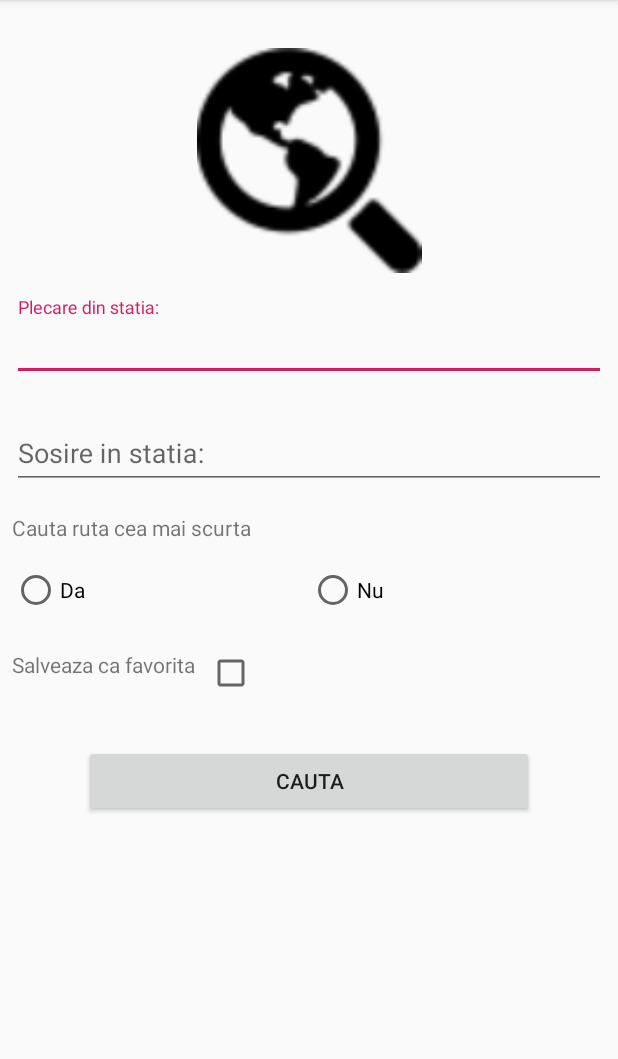
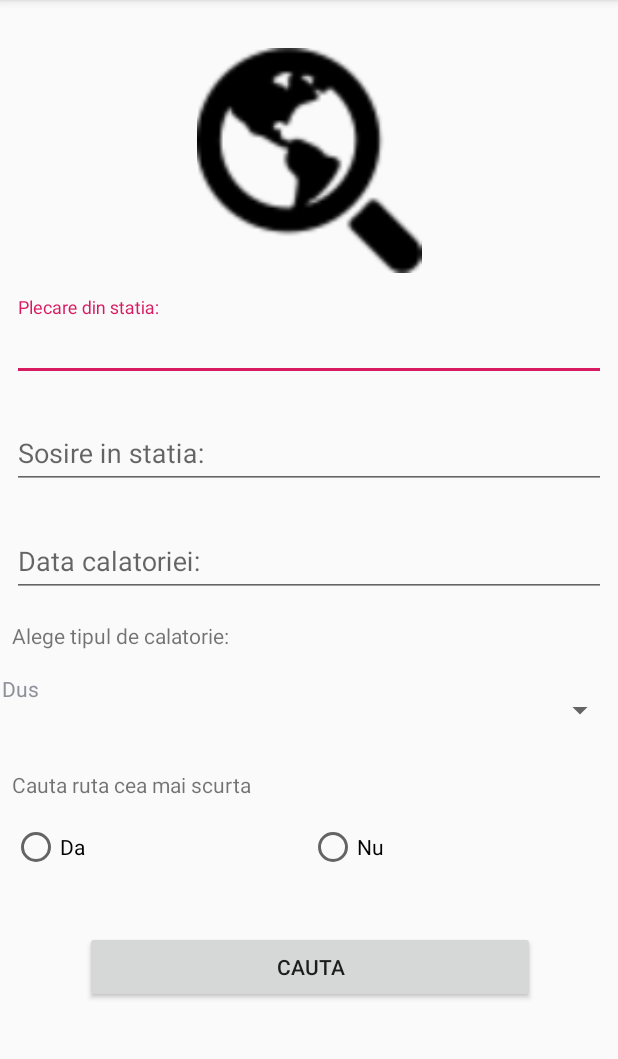
Before and after one commit to alexandradumitru22/Subway_Route, an Android app: the SearchRouteActivity screen opened directly, with no data from a screen before it, on a phone screen of 412 x 824 dp, the part 84-1143 px from its top. Run offline under Robolectric (Android 15) with nearby library versions, the phone set to English and light mode, and no system bars.

Commit message:
Route + Search Route ok
6-6 poarta-n casa

```diff
--- /dev/null
+++ b/app/src/main/java/eu/ase/ro/dam/subway_route/util_interface/Const.java
@@ -0,0 +1,7 @@
+package eu.ase.ro.dam.subway_route.util_interface;
+
+public interface Const {
+    int SEARCH_ROUTE_CODE = 1;
+    String SEARCH_ROUTE_KEY = "searchRoute";
+    String ROUTES_KEY = "myroutes";
+}
--- a/app/src/main/res/layout/activity_search_route.xml
+++ b/app/src/main/res/layout/activity_search_route.xml
@@ -8,6 +8,8 @@
     <androidx.constraintlayout.widget.ConstraintLayout
         android:layout_width="match_parent"
         android:layout_height="wrap_content"
+        app:layout_constraintBottom_toBottomOf="@+id/search_route_til_to"
+        app:layout_constraintTop_toBottomOf="@+id/search_route_til_to"
         tools:context=".SearchRouteActivity">
 
         <ImageView
@@ -96,29 +98,19 @@
         </RadioGroup>
 
         <TextView
-            android:id="@+id/search_route_tv_save"
+            android:id="@+id/search_route_tv_type"
             android:layout_width="wrap_content"
             android:layout_height="wrap_content"
             android:layout_marginStart="8dp"
             android:layout_marginLeft="8dp"
             android:layout_marginTop="16dp"
-            android:text="Salveaza ca favorita"
-            app:layout_constraintStart_toStartOf="parent"
-            app:layout_constraintTop_toBottomOf="@+id/search_route_rg_shortest_route" />
-
-        <CheckBox
-            android:id="@+id/search_route_cb_save"
-            android:layout_width="wrap_content"
-            android:layout_height="wrap_content"
-            android:layout_marginStart="8dp"
-            android:layout_marginLeft="8dp"
-            android:layout_marginTop="15dp"
-            android:layout_marginEnd="32dp"
-            android:layout_marginRight="32dp"
+            android:layout_marginEnd="8dp"
+            android:layout_marginRight="8dp"
+            android:text="Alege tipul de calatorie:"
             app:layout_constraintEnd_toEndOf="parent"
             app:layout_constraintHorizontal_bias="0.0"
-            app:layout_constraintStart_toEndOf="@+id/search_route_tv_save"
-            app:layout_constraintTop_toBottomOf="@+id/search_route_rg_shortest_route" />
+            app:layout_constraintStart_toStartOf="parent"
+            app:layout_constraintTop_toBottomOf="@+id/search_route_til_date" />
 
         <TextView
             android:id="@+id/search_route_shortest_route"
@@ -133,7 +125,7 @@
             app:layout_constraintEnd_toEndOf="parent"
             app:layout_constraintHorizontal_bias="0.0"
             app:layout_constraintStart_toStartOf="parent"
-            app:layout_constraintTop_toBottomOf="@+id/search_route_til_to" />
+            app:layout_constraintTop_toBottomOf="@+id/search_route_spn_type" />
 
         <Button
             android:id="@+id/search_route_btn_search"
@@ -148,7 +140,41 @@
             android:text="Cauta"
             app:layout_constraintBottom_toBottomOf="parent"
             app:layout_constraintEnd_toEndOf="parent"
+            app:layout_constraintHorizontal_bias="0.505"
             app:layout_constraintStart_toStartOf="parent"
-            app:layout_constraintTop_toBottomOf="@+id/search_route_cb_save" />
+            app:layout_constraintTop_toBottomOf="@+id/search_route_rg_shortest_route" />
+
+        <com.google.android.material.textfield.TextInputLayout
+            android:id="@+id/search_route_til_date"
+            android:layout_width="0dp"
+            android:layout_height="wrap_content"
+            android:layout_marginStart="8dp"
+            android:layout_marginLeft="8dp"
+            android:layout_marginTop="16dp"
+            android:layout_marginEnd="8dp"
+            android:layout_marginRight="8dp"
+            app:layout_constraintEnd_toEndOf="parent"
+            app:layout_constraintStart_toStartOf="parent"
+            app:layout_constraintTop_toBottomOf="@+id/search_route_til_to">
+
+            <com.google.android.material.textfield.TextInputEditText
+                android:id="@+id/search_route_et_date"
+                android:layout_width="match_parent"
+                android:layout_height="wrap_content"
+                android:hint="Data calatoriei:" />
+        </com.google.android.material.textfield.TextInputLayout>
+
+        <Spinner
+            android:id="@+id/search_route_spn_type"
+            android:layout_width="409dp"
+            android:layout_height="wrap_content"
+            android:layout_marginStart="8dp"
+            android:layout_marginLeft="8dp"
+            android:layout_marginTop="16dp"
+            android:layout_marginEnd="8dp"
+            android:layout_marginRight="8dp"
+            app:layout_constraintEnd_toEndOf="parent"
+            app:layout_constraintStart_toStartOf="parent"
+            app:layout_constraintTop_toBottomOf="@+id/search_route_tv_type" />
     </androidx.constraintlayout.widget.ConstraintLayout>
 </ScrollView>
--- a/app/src/main/res/values/strings.xml
+++ b/app/src/main/res/values/strings.xml
@@ -5,4 +5,10 @@
     <string name="hint_repeat_password">Repeta parola</string>
     <string name="btn_register">Inregistrare</string>
     <string name="hint_login">Logare</string>
+
+    <string-array name="search_route_type">
+        <item>Dus</item>
+        <item>Intors</item>
+        <item>Dus-Intors</item>
+    </string-array>
 </resources>
```
Also changed, not shown: app/src/main/java/eu/ase/ro/dam/subway_route/MainActivity.java (+14 -7 lines), app/src/main/java/eu/ase/ro/dam/subway_route/RoutesActivity.java (+15 -3 lines), app/src/main/java/eu/ase/ro/dam/subway_route/SearchRouteActivity.java (+51 -12 lines), app/src/main/java/eu/ase/ro/dam/subway_route/util_class/Route.java (+60 -32 lines).
